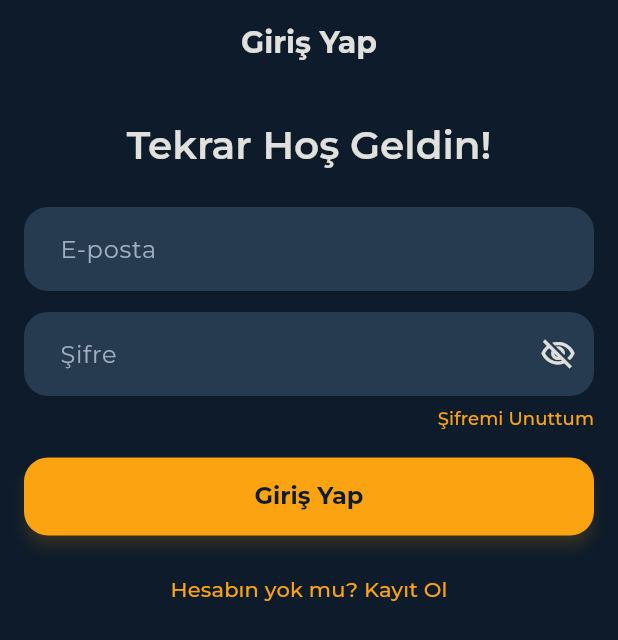
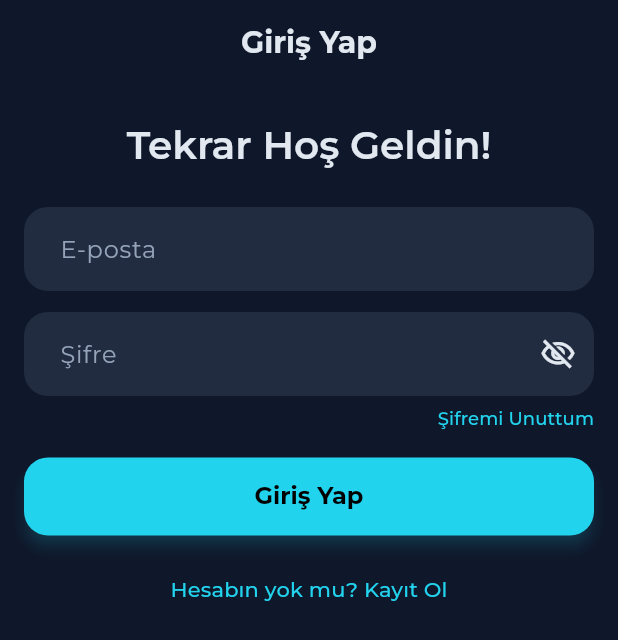
Before and after one commit to bakituncher/bilgee, a Flutter app: the screen it shows after launch, on a phone screen of 412 x 824 dp. Shown: the top 640 px of the screen. Run offline on Flutter 3.47's test engine with Material 3 defaults, Android fonts, the phone set to English and light mode, and no system bars; our stand-ins replace cached_network_image, cloud_firestore, cloud_functions, confetti, equatable, file_picker and 10 more; missing offline and left inert: firebase_app_check, flutter_math_fork, markdown; accounts and stored records are empty; generated files the repository leaves out were written again; statements that could not run were skipped.

```diff
--- a/lib/core/theme/app_theme.dart
+++ b/lib/core/theme/app_theme.dart
@@ -3,26 +3,25 @@ import 'package:flutter/material.dart';
 import 'package:google_fonts/google_fonts.dart';
 
 class AppTheme {
-  // BİLGEAI DEVRİMİ: Renk paleti, bilgeliği, odaklanmayı ve motivasyonu yansıtacak şekilde yeniden tasarlandı.
-  // Ana Renkler
-  static const Color primaryColor = Color(0xFF0D1B2A);      // Derin Gece Mavisi (Odaklanma)
-  static const Color secondaryColor = Color(0xFFFCA311);     // Canlı Turuncu (Eylem ve Motivasyon)
-  static const Color accentColor = Color(0xFFE71D36);       // Güçlü Kırmızı (Uyarı ve Hata)
-  static const Color successColor = Color(0xFF2EC4B6);      // Canlı Turkuaz (Başarı)
+  // Ana Renkler (Cevher Atölyesi paleti)
+  static const Color primaryColor = Color(0xFF0F172A);      // Derin gece mavisi (arka plan temeli)
+  static const Color secondaryColor = Color(0xFF22D3EE);    // Canlı Camgöbeği (vurgular/aksiyonlar)
+  static const Color accentColor = Color(0xFFE71D36);       // Uyarı/Kırmızı (hata)
+  static const Color successColor = Color(0xFF34D399);      // Zümrüt (başarı)
 
   // Arka Plan ve Yüzey Renkleri
-  static const Color scaffoldBackgroundColor = Color(0xFF0D1B2A); // Ana arka plan
-  static const Color cardColor = Color(0xFF1B263B);             // Kartların ve yüzeylerin rengi
-  static const Color lightSurfaceColor = Color(0xFF415A77);     // Daha açık tonlu yüzeyler (inputlar vb.)
+  static const Color scaffoldBackgroundColor = Color(0xFF0F172A); // Ana arka plan (slate-900)
+  static const Color cardColor = Color(0xFF1E293B);               // Kart yüzeyi (slate-800)
+  static const Color lightSurfaceColor = Color(0xFF334155);       // Açık yüzeyler/çerçeve (slate-700)
 
   // Metin Renkleri
-  static const Color textColor = Color(0xFFE0E1DD);              // Ana metin rengi
-  static const Color secondaryTextColor = Color(0xFFA0AEC0);      // Daha az önemli metinler için gri ton
+  static const Color textColor = Color(0xFFE2E8F0);               // Açık metin (slate-200)
+  static const Color secondaryTextColor = Color(0xFF94A3B8);      // İkincil metin (slate-400)
 
   // Merkezi Buton Stili
   static final ButtonStyle _buttonStyle = ElevatedButton.styleFrom(
     backgroundColor: secondaryColor,
-    foregroundColor: primaryColor,
+    foregroundColor: Colors.black, // camgöbeği üstünde koyu yazı okunaklı
     minimumSize: const Size(double.infinity, 52.0),
     shape: RoundedRectangleBorder(
       borderRadius: BorderRadius.circular(16.0),
@@ -45,17 +44,17 @@ class AppTheme {
     contentPadding: const EdgeInsets.symmetric(horizontal: 20, vertical: 16),
   );
 
-  // BİLGEAI DEVRİMİ: Tek ve güçlü "Modern Bilge" teması.
+  // Tek ve güçlü "Modern Bilge" teması.
   static final ThemeData modernTheme = ThemeData(
     brightness: Brightness.dark,
     primaryColor: primaryColor,
     scaffoldBackgroundColor: scaffoldBackgroundColor,
     colorScheme: ColorScheme(
       brightness: Brightness.dark,
-      primary: secondaryColor, // Ana etkileşim rengi olarak turuncu
-      onPrimary: primaryColor,
-      secondary: successColor,   // İkincil etkileşim rengi olarak turkuaz
-      onSecondary: Colors.white,
+      primary: secondaryColor,        // Ana etkileşim rengi: camgöbeği
+      onPrimary: Colors.black,         // Kontrast için koyu
+      secondary: successColor,         // İkincil: başarı/zümrüt
+      onSecondary: Colors.black,
       error: accentColor,
       onError: Colors.white,
       surface: cardColor,
@@ -84,17 +83,16 @@ class AppTheme {
         fontSize: 20,
         color: textColor,
       ),
-      iconTheme: IconThemeData(color: secondaryColor),
+      iconTheme: const IconThemeData(color: secondaryColor),
     ),
-    iconTheme: IconThemeData(color: secondaryTextColor),
+    iconTheme: const IconThemeData(color: secondaryTextColor),
     tooltipTheme: TooltipThemeData(
       decoration: BoxDecoration(
         color: secondaryColor,
         borderRadius: BorderRadius.circular(8),
       ),
-      textStyle: TextStyle(color: primaryColor, fontWeight: FontWeight.bold),
+      textStyle: const TextStyle(color: Colors.black, fontWeight: FontWeight.bold),
     ),
-    // *** HATA DÜZELTİLDİ: BottomAppBarTheme -> BottomAppBarThemeData ***
     bottomAppBarTheme: BottomAppBarThemeData(
       color: cardColor,
       elevation: 0,
```
Also changed, not shown: lib/features/profile/screens/honor_wall_screen.dart (+25 -10 lines), lib/features/profile/screens/profile_screen.dart (+7 -3 lines).
